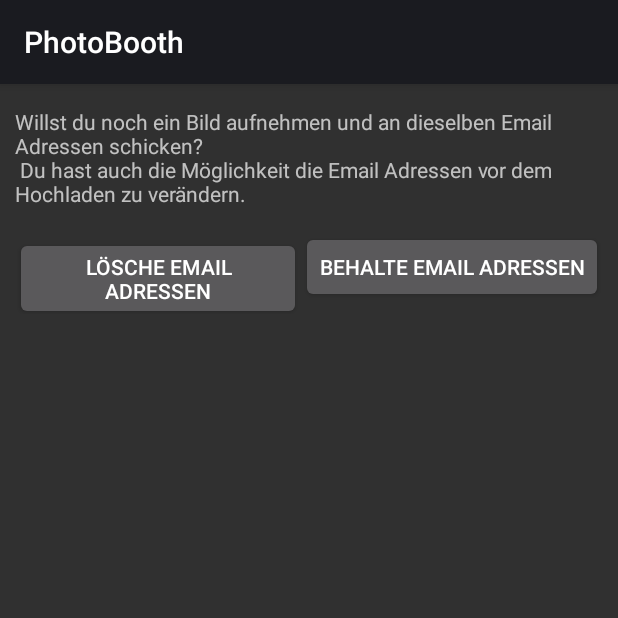
After one commit to Brias/Photo-Booth, an Android app: the fragment KeepEmailAddressesDialogFragment shown on its own in the app's theme, on a phone screen of 412 x 824 dp, the top half of it. The commit adds this screen. Run offline under Robolectric (Android 15) with nearby library versions, the phone set to English and light mode, and no system bars; 1 statement that could not run was skipped.

Commit message:
added some stuff

```diff
--- a/sources/app/PhotoBooth/app/build.gradle
+++ b/sources/app/PhotoBooth/app/build.gradle
@@ -6,7 +6,7 @@ android {
 
     defaultConfig {
         applicationId "de.braeuer.matthias.photobooth"
-        minSdkVersion 14
+        minSdkVersion 21
         targetSdkVersion 23
         versionCode 1
         versionName "1.0"
--- a/sources/app/PhotoBooth/app/src/main/AndroidManifest.xml
+++ b/sources/app/PhotoBooth/app/src/main/AndroidManifest.xml
@@ -9,7 +9,7 @@
         android:icon="@mipmap/ic_launcher"
         android:label="@string/app_name"
         android:supportsRtl="true"
-        android:theme="@android:style/Theme.Black.NoTitleBar.Fullscreen">
+        android:theme="@android:style/ThemeOverlay.Material.Dark">
         <activity android:name=".CameraViewActivity">
             <intent-filter>
                 <action android:name="android.intent.action.MAIN" />
--- /dev/null
+++ b/sources/app/PhotoBooth/app/src/main/java/de/braeuer/matthias/photobooth/dialogs/KeepEmailAddressesDialogFragment.java
@@ -0,0 +1,80 @@
+package de.braeuer.matthias.photobooth.dialogs;
+
+import android.app.DialogFragment;
+import android.os.Bundle;
+import android.view.LayoutInflater;
+import android.view.View;
+import android.view.ViewGroup;
+import android.widget.Button;
+
+import de.braeuer.matthias.photobooth.EmailAddressManager;
+import de.braeuer.matthias.photobooth.R;
+import de.braeuer.matthias.photobooth.listener.OnDialogFragmentClosedListener;
+
+/**
+ * Created by Matze on 13.06.2016.
+ */
+public class KeepEmailAddressesDialogFragment extends DialogFragment implements View.OnClickListener {
+
+    public static final String KEEP_EMAIL_ADDRESSES_DIALOG_FRAGMENT = "KeepEmailAddressesDialogFragment";
+
+    public static KeepEmailAddressesDialogFragment newInstance() {
+        KeepEmailAddressesDialogFragment kdf = new KeepEmailAddressesDialogFragment();
+
+        Bundle bundle = new Bundle();
+
+        kdf.setArguments(bundle);
+
+        return kdf;
+    }
+
+    @Override
+    public View onCreateView(LayoutInflater inflater, ViewGroup container, Bundle savedInstanceState) {
+        getDialog().setTitle(getResources().getString(R.string.keep_email_addresses_dialog_fragment_title));
+        setCancelable(false);
+
+        View v = inflater.inflate(R.layout.keep_email_addresses_dialog_fragment_layout, container, false);
+
+        setListener(v);
+
+        return v;
+    }
+
+    private void setListener(View v) {
+        Button btnKeepEmailAddresses = (Button) v.findViewById(R.id.btn_keep_email_addresses);
+        Button btnDeleteEmailAddresses = (Button) v.findViewById(R.id.btn_delete_email_addresses);
+
+        btnKeepEmailAddresses.setOnClickListener(this);
+        btnDeleteEmailAddresses.setOnClickListener(this);
+    }
+
+    private void deleteEmailAddresses() {
+        EmailAddressManager.reset();
+
+        if (getActivity() instanceof OnDialogFragmentClosedListener) {
+            ((OnDialogFragmentClosedListener) getActivity()).onDialogFragmentClosed();
+        }
+
+        dismiss();
+    }
+
+    private void keepEmailAddresses() {
+        if (getActivity() instanceof OnDialogFragmentClosedListener) {
+            ((OnDialogFragmentClosedListener) getActivity()).onDialogFragmentClosed();
+        }
+
+        dismiss();
+    }
+
+    @Override
+    public void onClick(View v) {
+        switch (v.getId()) {
+            case R.id.btn_keep_email_addresses:
+                keepEmailAddresses();
+                break;
+            case R.id.btn_delete_email_addresses:
+                deleteEmailAddresses();
+                break;
+        }
+    }
+}
--- a/sources/app/PhotoBooth/app/src/main/res/layout/activity_camera_view_layout.xml
+++ b/sources/app/PhotoBooth/app/src/main/res/layout/activity_camera_view_layout.xml
@@ -3,10 +3,6 @@
     xmlns:tools="http://schemas.android.com/tools"
     android:layout_width="match_parent"
     android:layout_height="match_parent"
-    android:paddingBottom="@dimen/activity_vertical_margin"
-    android:paddingLeft="@dimen/activity_horizontal_margin"
-    android:paddingRight="@dimen/activity_horizontal_margin"
-    android:paddingTop="@dimen/activity_vertical_margin"
     tools:context="de.braeuer.matthias.photo_booth.CameraViewActivity">
 
     <ImageView
--- /dev/null
+++ b/sources/app/PhotoBooth/app/src/main/res/layout/keep_email_addresses_dialog_fragment_layout.xml
@@ -0,0 +1,39 @@
+<?xml version="1.0" encoding="utf-8"?>
+<LinearLayout xmlns:android="http://schemas.android.com/apk/res/android"
+    android:layout_width="match_parent"
+    android:layout_height="match_parent"
+    android:orientation="vertical"
+    android:paddingLeft="10dp"
+    android:paddingRight="10dp">
+
+    <LinearLayout
+        android:layout_width="match_parent"
+        android:layout_height="wrap_content"
+        android:layout_marginBottom="15dp"
+        android:layout_marginTop="15dp">
+
+        <TextView
+            android:layout_width="match_parent"
+            android:layout_height="wrap_content"
+            android:text="@string/keep_email_addresses_dialog_fragment_info" />
+    </LinearLayout>
+
+    <LinearLayout
+        android:layout_width="match_parent"
+        android:layout_height="wrap_content"
+        android:layoutDirection="rtl"
+        android:orientation="horizontal">
+
+        <Button
+            android:id="@+id/btn_keep_email_addresses"
+            android:layout_width="wrap_content"
+            android:layout_height="wrap_content"
+            android:text="@string/keep_email_addresses" />
+
+        <Button
+            android:id="@+id/btn_delete_email_addresses"
+            android:layout_width="wrap_content"
+            android:layout_height="wrap_content"
+            android:text="@string/delete_email_addresses" />
+    </LinearLayout>
+</LinearLayout>
--- a/sources/app/PhotoBooth/app/src/main/res/values/strings.xml
+++ b/sources/app/PhotoBooth/app/src/main/res/values/strings.xml
@@ -8,6 +8,21 @@
     <string name="btn_upload">Hochladen</string>
     <string name="btn_edit_email_address">Email ändern</string>
     <string name="replug_camera">Bitte schließe die App und verbinde die Kamera erneut mit dem Tablet</string>
+    <string name="image_preview_dialog_title">Bildvorschau</string>
+    <string name="email_edit_dialog_title">Email Adresse hinzufügen/bearbeiten/löschen</string>
+    <string name="uploading">Hochladen...</string>
+    <string name="add_email_hint">E-Mail Adresse</string>
+    <string name="http_request_error">Beim Hochladen ist etwas schief gelaufen</string>
+    <string name="http_request_success">Bild erfolgreich hochgeladen</string>
+    <string name="keep_email_addresses">Behalte Email Adressen</string>
+    <string name="delete_email_addresses">Lösche Email Adressen</string>
+    <string name="keep_email_addresses_dialog_fragment_info">
+        Willst du noch ein Bild aufnehmen und an dieselben Email Adressen schicken?\n
+        Du hast auch die Möglichkeit die Email Adressen vor dem Hochladen zu verändern.
+    </string>
+    <string name="keep_email_addresses_dialog_fragment_title">
+        Willst du noch ein Bild aufnehmen?
+    </string>
 
 
     <string-array name="shutter_list">
@@ -341,7 +356,6 @@
     </string-array>
 
 
-
     <string-array name="drivemode_list">
         <item>driveSingleShot</item>
         <item>driveContinuous</item>
```
Also changed, not shown: sources/app/PhotoBooth/app/src/main/java/de/braeuer/matthias/photobooth/CameraViewActivity.java (+34 -3 lines), sources/app/PhotoBooth/app/src/main/java/de/braeuer/matthias/photobooth/EmailAddressManager.java (+6 -2 lines), sources/app/PhotoBooth/app/src/main/java/de/braeuer/matthias/photobooth/Request.java (+5 -3 lines), sources/app/PhotoBooth/app/src/main/java/de/braeuer/matthias/photobooth/UploadImage.java (+15 -4 lines), sources/app/PhotoBooth/app/src/main/java/de/braeuer/matthias/photobooth/dialogs/EditEmailAddressDialogFragment.java (+10 -5 lines), sources/app/PhotoBooth/app/src/main/java/de/braeuer/matthias/photobooth/dialogs/ImageDialogFragment.java (+17 -12 lines), sources/app/PhotoBooth/app/src/main/java/de/braeuer/matthias/photobooth/dialogs/UploadDialog.java (added, +29 -0 lines), sources/app/PhotoBooth/app/src/main/java/de/braeuer/matthias/photobooth/listener/OnHttpRequestDoneListener.java (added, +11 -0 lines), sources/app/PhotoBooth/app/src/main/res/layout/edit_email_address_dialog_fragment_layout.xml (+17 -8 lines), sources/app/PhotoBooth/app/src/main/res/layout/email_list_view_item.xml (+14 -8 lines), sources/app/PhotoBooth/app/src/main/res/layout/image_dialog_fragment_layout.xml (+18 -17 lines), 2 other files. Lines whose indentation alone changed are shown as unchanged.
